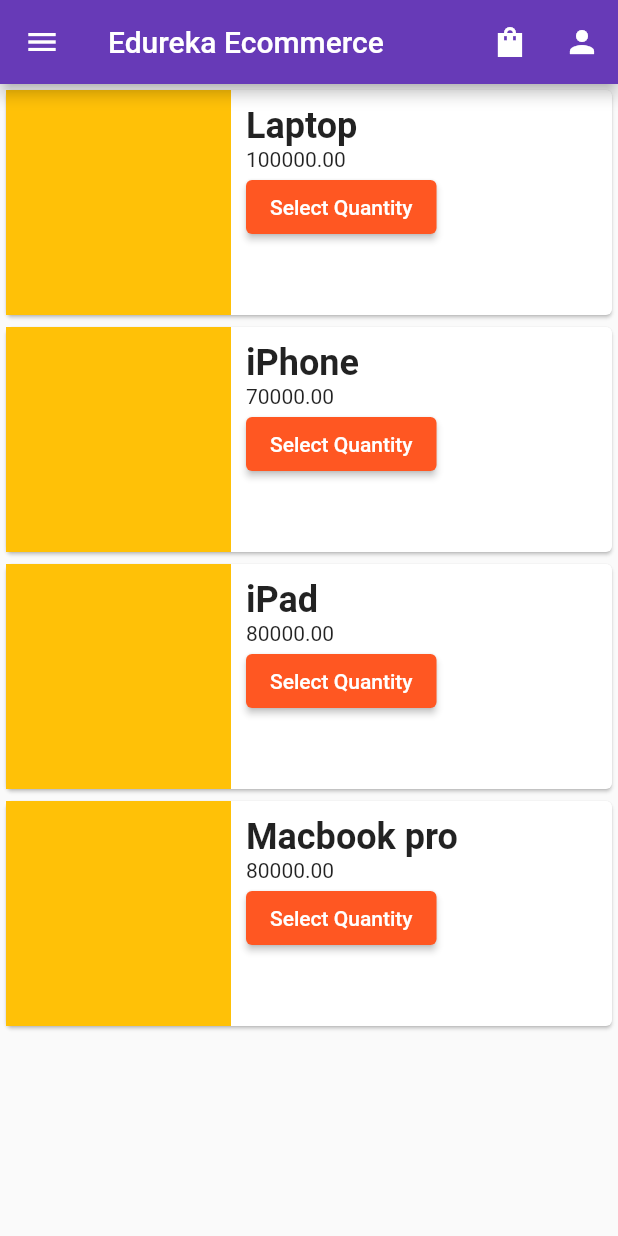
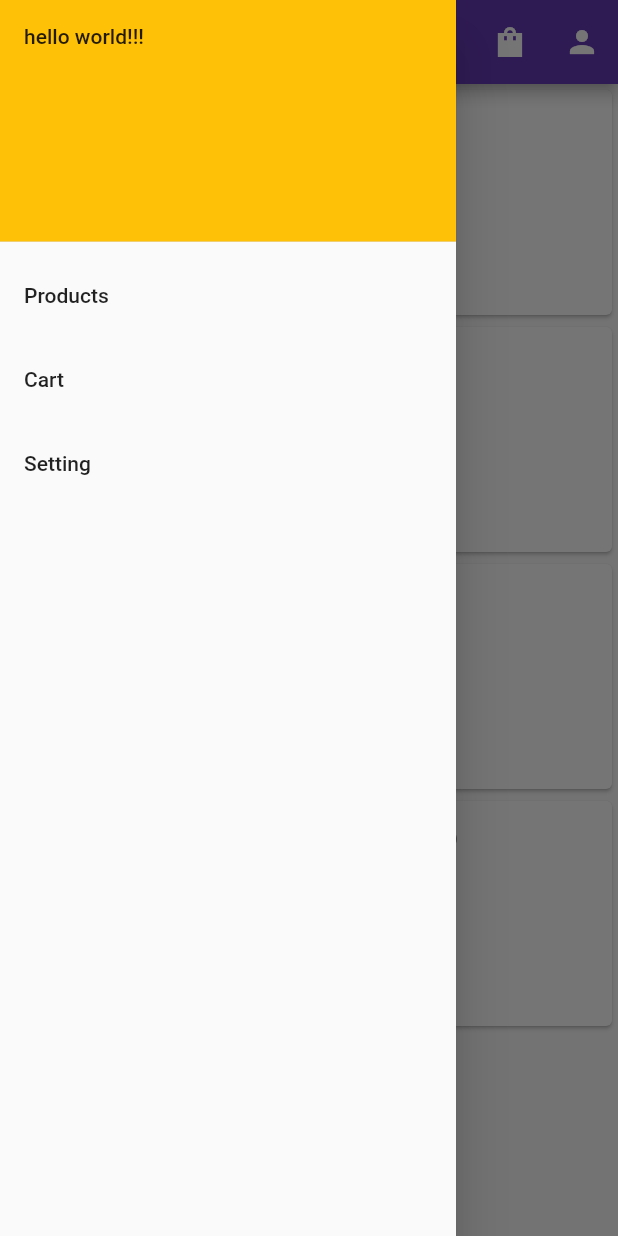
Before and after one commit to frontenddevtrainer/flutter-learning-mar29, a Flutter app: the screen it shows after launch, with the side drawer open (before the commit the screen has no drawer), on a phone screen of 412 x 824 dp. Run offline on Flutter 3.47's test engine with Material 2 defaults, Android fonts, the phone set to English and light mode, and no system bars.

```diff
--- a/lib/widgets/HomeScreen.dart
+++ b/lib/widgets/HomeScreen.dart
@@ -4,7 +4,6 @@ import 'package:flutter/material.dart';
 import 'ProductList.dart';
 
 class HomeScreen extends StatelessWidget {
-
   final List<Product> products = [
     Product(name: "Laptop", price: 100000.00),
     Product(name: "iPhone", price: 70000.00),
@@ -24,10 +23,40 @@ class HomeScreen extends StatelessWidget {
               onPressed: () {}, icon: const Icon(Icons.shopping_bag_sharp)),
           IconButton(onPressed: () {}, icon: const Icon(Icons.person))
         ],
-        leading: const Icon(Icons.menu),
+        leading: Builder(
+          builder: (context) {
+            return IconButton(
+                onPressed: () {
+                  Scaffold.of(context).openDrawer();
+                },
+                icon: const Icon(Icons.menu));
+          },
+        ),
       ),
       body: ProductList(
         products: products,
+      ),
+      drawer: Drawer(
+        child: ListView(
+          children: [
+            const DrawerHeader(
+              decoration: BoxDecoration(color: Colors.amber),
+              child: Text("hello world!!!"),
+            ),
+            ListTile(
+              title: const Text("Products"),
+              onTap: () {},
+            ),
+            ListTile(
+              title: const Text("Cart"),
+              onTap: () {},
+            ),
+            ListTile(
+              title: const Text("Setting"),
+              onTap: () {},
+            )
+          ],
+        ),
       ),
 
       // Example: Container
```
